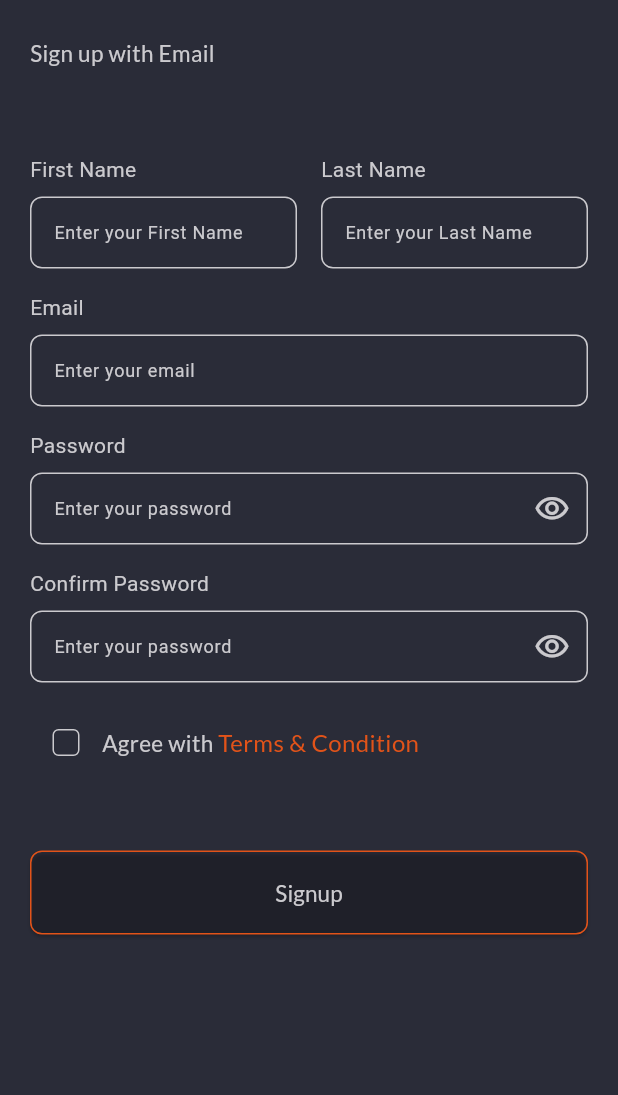
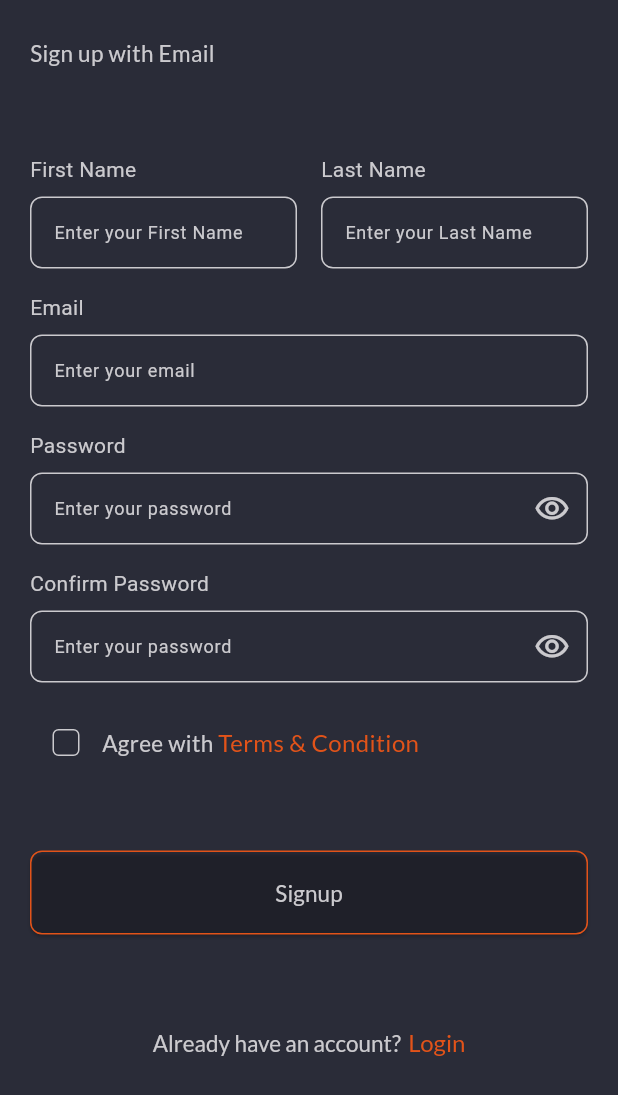
Before and after one commit to Karam-Salama/ecommerce, a Flutter app: the DefaultSignUpView screen opened by its route, on a phone screen of 412 x 824 dp. Shown: the top 1095 px of the screen. Run offline on Flutter 3.47's test engine with Material 3 defaults, Android fonts, the phone set to English and light mode, and no system bars; our stand-ins replace email_validator, firebase_auth, firebase_core, flutter_bloc, get_it, go_router and 1 more; accounts and stored records are empty.

Commit message:
refactor my code and add some features to my signUp

```diff
--- a/lib/core/routes/app_router.dart
+++ b/lib/core/routes/app_router.dart
@@ -1,4 +1,3 @@
-import 'package:ecommerce_app/core/service/service_locator.dart';
 import 'package:flutter_bloc/flutter_bloc.dart';
 import 'package:go_router/go_router.dart';
 
--- a/lib/features/auth/presentation/views/default_sign_up_view.dart
+++ b/lib/features/auth/presentation/views/default_sign_up_view.dart
@@ -1,7 +1,9 @@
 import 'package:flutter/material.dart';
 
+import '../../../../core/functions/navigation.dart';
 import '../../../../core/utils/app_strings.dart';
 import '../../../../core/utils/app_text_styles.dart';
+import '../widgets/custom_have_account_widget.dart';
 import '../widgets/custom_header_widget.dart';
 import '../widgets/custom_signUp_form.dart';
 
@@ -10,22 +12,31 @@ class DefaultSignUpView extends StatelessWidget {
 
   @override
   Widget build(BuildContext context) {
-    return const Scaffold(
+    return Scaffold(
       body: Padding(
-        padding: EdgeInsets.symmetric(horizontal: 20.0),
+        padding: const EdgeInsets.symmetric(horizontal: 20.0),
         child: CustomScrollView(
-          physics: BouncingScrollPhysics(),
+          physics: const BouncingScrollPhysics(),
           slivers: [
-            SliverToBoxAdapter(child: SizedBox(height: 24)),
-            SliverToBoxAdapter(
+            const SliverToBoxAdapter(child: SizedBox(height: 24)),
+            const SliverToBoxAdapter(
               child: CustomHeaderWidget(
                   text: AppStrings.signUpWithEmail,
                   alignment: Alignment.topLeft,
                   textStyle: AppTextStyle.lato16style,
                   padding: EdgeInsets.symmetric(horizontal: 0)),
             ),
-            SliverToBoxAdapter(child: SizedBox(height: 58)),
-            SliverToBoxAdapter(child: CustomSignUpForm()),
+            const SliverToBoxAdapter(child: SizedBox(height: 58)),
+            const SliverToBoxAdapter(child: CustomSignUpForm()),
+            const SliverToBoxAdapter(child: SizedBox(height: 48)),
+            SliverToBoxAdapter(
+              child: HaveAccountWidget(
+                  textPart1: AppStrings.alreadyHaveAccount,
+                  textPart2: AppStrings.login,
+                  onPress: () {
+                    customReplacementNavigate(context, '/login');
+                  }),
+            ),
           ],
         ),
       ),
--- a/lib/features/auth/presentation/widgets/custom_name_fields_row.dart
+++ b/lib/features/auth/presentation/widgets/custom_name_fields_row.dart
@@ -1,5 +1,6 @@
 import 'package:flutter/material.dart';
 
+import '../../../../core/functions/validation.dart';
 import '../../../../core/utils/app_strings.dart';
 import 'cutom_textField.dart';
 
@@ -23,6 +24,7 @@ class CustomNameFieldsRow extends StatelessWidget {
             hintText: AppStrings.enterFirstName,
             keyboardType: TextInputType.name,
             onChanged: onFirstNameChanged,
+            validator: Validation.validateFirstName,
           ),
         ),
         const SizedBox(width: 16), // Space between fields
@@ -32,6 +34,7 @@ class CustomNameFieldsRow extends StatelessWidget {
             hintText: AppStrings.enterLastName,
             keyboardType: TextInputType.name,
             onChanged: onLastNameChanged,
+            validator: Validation.validateLastName,
           ),
         ),
       ],
--- a/lib/features/auth/presentation/widgets/cutom_textField.dart
+++ b/lib/features/auth/presentation/widgets/cutom_textField.dart
@@ -12,6 +12,7 @@ class CustomTextFormField extends StatelessWidget {
   final Widget? suffixIcon;
   final Function(String)? onChanged;
   final Function(String)? onFieldSubmitted;
+  final String? Function(String?)? validator; // New validator parameter
 
   const CustomTextFormField({
     super.key,
@@ -22,6 +23,7 @@ class CustomTextFormField extends StatelessWidget {
     this.suffixIcon,
     this.onChanged,
     this.onFieldSubmitted,
+    this.validator, // Initialize the validator
   });
 
   @override
@@ -35,11 +37,7 @@ class CustomTextFormField extends StatelessWidget {
         ),
         const SizedBox(height: 8),
         TextFormField(
-          validator: (value) {
-            if (value == null || value.isEmpty) {
-              return 'Please enter some text';
-            }
-          },
+          validator: validator,
           onChanged: onChanged,
           onFieldSubmitted: onFieldSubmitted,
           obscureText: obscureText!,
--- a/lib/features/splash/presentation/views/splash_view.dart
+++ b/lib/features/splash/presentation/views/splash_view.dart
@@ -20,7 +20,7 @@ class _SplashViewState extends State<SplashView> {
         getIt<CacheHelper>().getData(key: "welcomeVisited") ?? false;
     if (welcomeVisited) {
       FirebaseAuth.instance.currentUser == null
-          ? delayedNavigate(context, "/signup")
+          ? delayedNavigate(context, "/loginDefault")
           : delayedNavigate(context, "/home");
     } else {
       delayedNavigate(context, "/welcome");
--- a/pubspec.yaml
+++ b/pubspec.yaml
@@ -29,6 +29,7 @@ dependencies:
   firebase_core: ^3.4.0
   firebase_auth: ^5.2.0
   cherry_toast: ^1.11.0
+  email_validator: ^3.0.0
 
 
 # Dev dependencies specify other packages that your package needs in order to work.
```
Also changed, not shown: lib/core/functions/validation.dart (added, +51 -0 lines), lib/features/auth/presentation/views/default_sign_in_view.dart (+12 -0 lines), lib/features/auth/presentation/widgets/custom_error_bottom_sheet.dart (added, +61 -0 lines), lib/features/auth/presentation/widgets/custom_signUp_form.dart (+33 -23 lines), lib/features/auth/presentation/widgets/custom_success_bottom_sheet.dart (added, +49 -0 lines), pubspec.lock.
